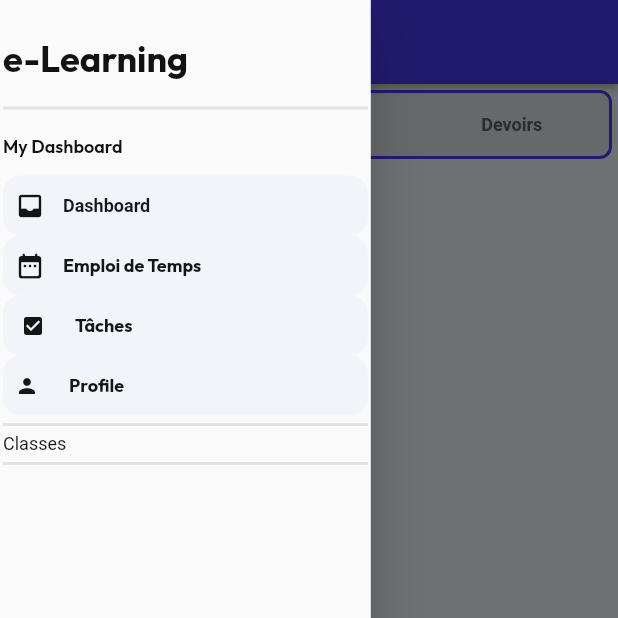
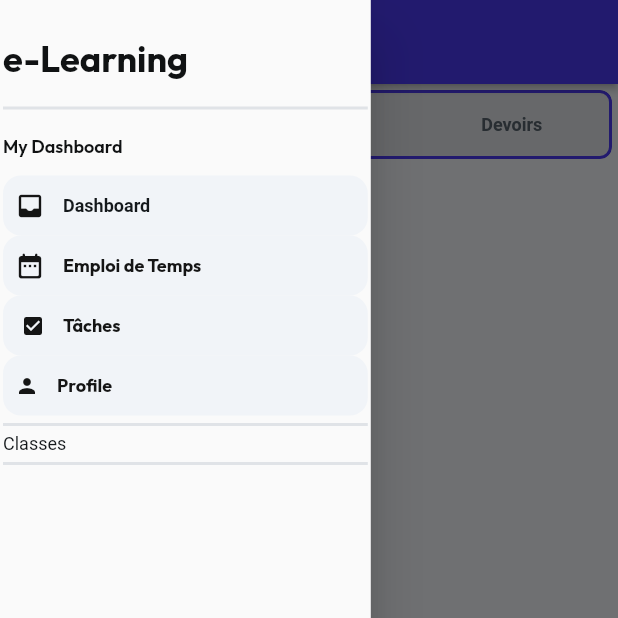
Before and after one commit to mamadouramadan723/e-Learning, a Flutter app: the MyCoursesWidget screen opened by its route, after a tap on the "menu" icon, on a phone screen of 412 x 824 dp, the top half of it. Run offline on Flutter 3.47's test engine with Material 2 defaults, Android fonts, the phone set to English and light mode, and no system bars; our stand-ins replace auto_size_text, cached_network_image, cloud_firestore, expandable, firebase_auth, firebase_core and 11 more; missing offline and left inert: json_path, webviewx_plus; accounts and stored records are empty; Roboto replaces fonts that are missing (Readex Pro).

Commit message:
Updating to latest FlutterFlow output.

```diff
--- a/lib/components/drawer_component_widget.dart
+++ b/lib/components/drawer_component_widget.dart
@@ -191,14 +191,10 @@ class _DrawerComponentWidgetState extends State<DrawerComponentWidget> {
                   child: Row(
                     mainAxisSize: MainAxisSize.max,
                     children: [
-                      Padding(
-                        padding:
-                            EdgeInsetsDirectional.fromSTEB(0.0, 0.0, 8.0, 0.0),
-                        child: Icon(
+                      Icon(
                         Icons.check_box,
                         color: Color(0xFF151515),
                         size: 16.0,
-                        ),
                       ),
                       Padding(
                         padding:
@@ -239,14 +235,10 @@ class _DrawerComponentWidgetState extends State<DrawerComponentWidget> {
                     child: Row(
                       mainAxisSize: MainAxisSize.max,
                       children: [
-                        Padding(
-                          padding: EdgeInsetsDirectional.fromSTEB(
-                              0.0, 0.0, 8.0, 0.0),
-                          child: Icon(
+                        Icon(
                           Icons.person,
                           color: Color(0xFF151515),
                           size: 16.0,
-                          ),
                         ),
                         Padding(
                           padding: EdgeInsetsDirectional.fromSTEB(
```
Lines whose indentation alone changed are shown as unchanged.
